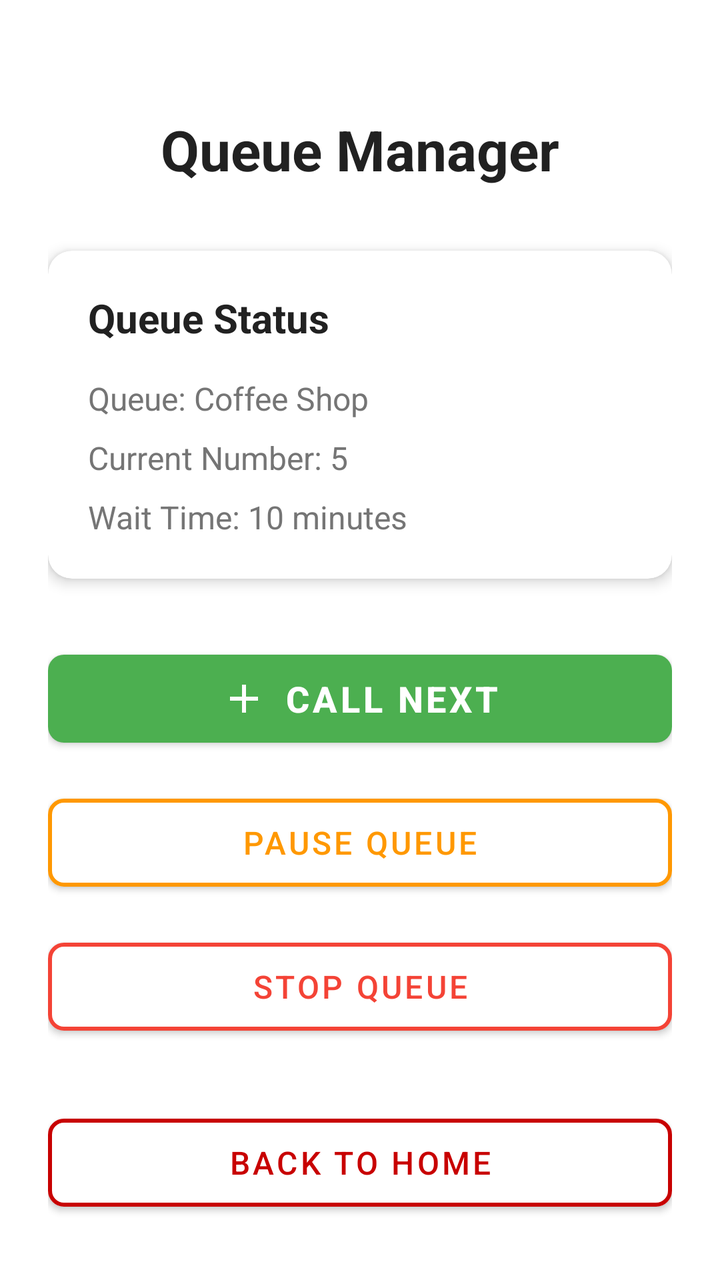
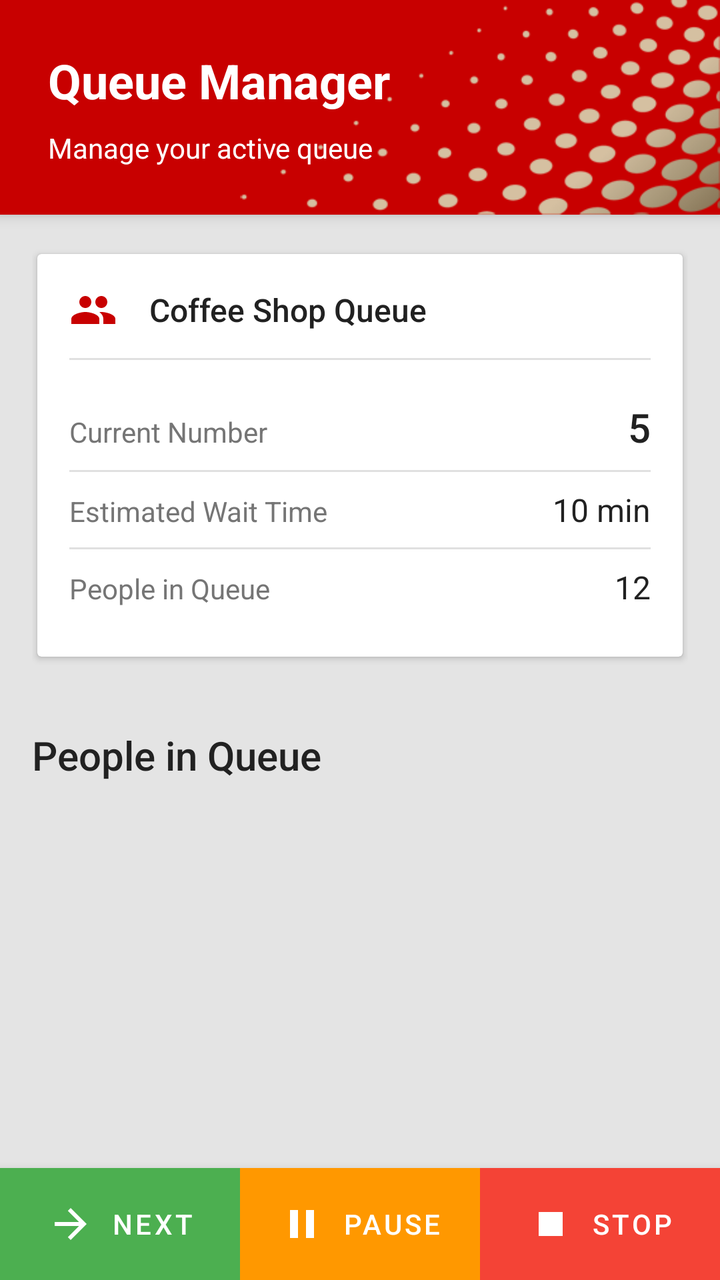

Two renders of the same Android screen: before a commit and after it. Below are the layout's source before the change and the commit's diff.
<!-- AndroidManifest.xml: application theme Theme.VQueue -->
<!-- res/layout/fragment_queue_manager.xml -->
<?xml version="1.0" encoding="utf-8"?>
<androidx.core.widget.NestedScrollView xmlns:android="http://schemas.android.com/apk/res/android"
    xmlns:app="http://schemas.android.com/apk/res-auto"
    android:layout_width="match_parent"
    android:layout_height="match_parent"
    android:background="@color/background_primary"
    android:fillViewport="true">

    <androidx.constraintlayout.widget.ConstraintLayout
        android:layout_width="match_parent"
        android:layout_height="wrap_content"
        android:padding="24dp">

        
        <TextView
            android:id="@+id/headerText"
            android:layout_width="0dp"
            android:layout_height="wrap_content"
            android:text="Queue Manager"
            android:textSize="28sp"
            android:textStyle="bold"
            android:textColor="@color/text_primary"
            android:gravity="center"
            android:layout_marginTop="32dp"
            app:layout_constraintTop_toTopOf="parent"
            app:layout_constraintStart_toStartOf="parent"
            app:layout_constraintEnd_toEndOf="parent" />

        
        <com.google.android.material.card.MaterialCardView
            android:id="@+id/queueInfoCard"
            android:layout_width="0dp"
            android:layout_height="wrap_content"
            android:layout_marginTop="32dp"
            app:cardCornerRadius="12dp"
            app:cardElevation="4dp"
            app:cardBackgroundColor="@color/surface"
            app:layout_constraintTop_toBottomOf="@id/headerText"
            app:layout_constraintStart_toStartOf="parent"
            app:layout_constraintEnd_toEndOf="parent">

            <LinearLayout
                android:layout_width="match_parent"
                android:layout_height="wrap_content"
                android:orientation="vertical"
                android:padding="20dp">

                <TextView
                    android:layout_width="wrap_content"
                    android:layout_height="wrap_content"
                    android:text="Queue Status"
                    android:textSize="20sp"
                    android:textStyle="bold"
                    android:textColor="@color/text_primary"
                    android:layout_marginBottom="16dp" />

                <TextView
                    android:id="@+id/queueNameText"
                    android:layout_width="wrap_content"
                    android:layout_height="wrap_content"
                    android:text="Queue: Coffee Shop"
                    android:textSize="16sp"
                    android:textColor="@color/text_secondary"
                    android:layout_marginBottom="8dp" />

                <TextView
                    android:id="@+id/currentNumberText"
                    android:layout_width="wrap_content"
                    android:layout_height="wrap_content"
                    android:text="Current Number: 5"
                    android:textSize="16sp"
                    android:textColor="@color/text_secondary"
                    android:layout_marginBottom="8dp" />

                <TextView
                    android:id="@+id/waitTimeText"
                    android:layout_width="wrap_content"
                    android:layout_height="wrap_content"
                    android:text="Wait Time: 10 minutes"
                    android:textSize="16sp"
                    android:textColor="@color/text_secondary" />

            </LinearLayout>

        </com.google.android.material.card.MaterialCardView>

        
        <com.google.android.material.button.MaterialButton
            android:id="@+id/nextButton"
            android:layout_width="0dp"
            android:layout_height="56dp"
            android:layout_marginTop="32dp"
            android:text="Call Next"
            android:textSize="18sp"
            android:textStyle="bold"
            app:backgroundTint="@color/success"
            app:cornerRadius="8dp"
            app:icon="@drawable/ic_add"
            app:iconGravity="textStart"
            app:layout_constraintTop_toBottomOf="@id/queueInfoCard"
            app:layout_constraintStart_toStartOf="parent"
            app:layout_constraintEnd_toEndOf="parent" />

        <com.google.android.material.button.MaterialButton
            android:id="@+id/pauseButton"
            android:layout_width="0dp"
            android:layout_height="56dp"
            android:layout_marginTop="16dp"
            android:text="Pause Queue"
            android:textSize="16sp"
            android:textColor="@color/warning"
            app:backgroundTint="@color/white"
            app:cornerRadius="8dp"
            app:strokeColor="@color/warning"
            app:strokeWidth="2dp"
            app:layout_constraintTop_toBottomOf="@id/nextButton"
            app:layout_constraintStart_toStartOf="parent"
            app:layout_constraintEnd_toEndOf="parent" />

        <com.google.android.material.button.MaterialButton
            android:id="@+id/stopButton"
            android:layout_width="0dp"
            android:layout_height="56dp"
            android:layout_marginTop="16dp"
            android:text="Stop Queue"
            android:textSize="16sp"
            android:textColor="@color/error"
            app:backgroundTint="@color/white"
            app:cornerRadius="8dp"
            app:strokeColor="@color/error"
            app:strokeWidth="2dp"
            app:layout_constraintTop_toBottomOf="@id/pauseButton"
            app:layout_constraintStart_toStartOf="parent"
            app:layout_constraintEnd_toEndOf="parent" />

        
        <com.google.android.material.button.MaterialButton
            android:id="@+id/backButton"
            android:layout_width="0dp"
            android:layout_height="56dp"
            android:layout_marginTop="32dp"
            android:text="Back to Home"
            android:textSize="16sp"
            android:textColor="@color/primary"
            app:backgroundTint="@color/white"
            app:cornerRadius="8dp"
            app:strokeColor="@color/primary"
            app:strokeWidth="2dp"
            app:layout_constraintTop_toBottomOf="@id/stopButton"
            app:layout_constraintStart_toStartOf="parent"
            app:layout_constraintEnd_toEndOf="parent" />

    </androidx.constraintlayout.widget.ConstraintLayout>

</androidx.core.widget.NestedScrollView>
<!-- resources referenced by this layout -->
<resources>
  <color name="background_primary">#FFFFFF</color>
  <color name="error">#FFF44336</color>
  <color name="primary">#C80000</color>
  <color name="success">#FF4CAF50</color>
  <color name="surface">#FFFFFFFF</color>
  <color name="text_primary">#FF212121</color>
  <color name="text_secondary">#FF757575</color>
  <color name="warning">#FFFF9800</color>
  <color name="white">#FFFFFFFF</color>
  <!-- drawable ic_add (drawable) -->
  <?xml version="1.0" encoding="utf-8"?>
  <vector xmlns:android="http://schemas.android.com/apk/res/android"
      android:width="24dp"
      android:height="24dp"
      android:viewportWidth="24"
      android:viewportHeight="24">
      <path
          android:fillColor="#FFFFFFFF"
          android:pathData="M19,13h-6v6h-2v-6H5v-2h6V5h2v6h6v2z"/>
  </vector>
  <style name="Theme.VQueue" parent="Theme.MaterialComponents.DayNight.DarkActionBar">
          <item name="windowActionBar">false</item>
          <item name="windowNoTitle">true</item>
          
          <item name="colorPrimary">@color/primary</item>
          <item name="colorPrimaryVariant">@color/primary_dark</item>
          <item name="colorOnPrimary">@color/text_on_primary</item>
          <item name="android:textColorSecondary">@color/text_on_primary</item>
  
          <item name="colorSecondary">@color/accent</item>
          <item name="colorOnSecondary">@color/text_on_primary</item>
  
          
          <item name="android:colorBackground">@color/background_primary</item>
          <item name="colorSurface">@color/surface</item>
          <item name="colorOnSurface">@color/text_primary</item>
  
          
          <item name="android:statusBarColor">@color/primary</item>
  
          <item name="cornerFamily">rounded</item>
          <item name="cornerSize">16dp</item>
      </style>
  <color name="primary_dark">#BB0000</color>
  <color name="text_on_primary">#FFFFFFFF</color>
  <color name="accent">#FF03DAC5</color>
</resources>

<!-- the commit's change to res/layout/fragment_queue_manager.xml (unified diff, before → after) -->
@@ -1,155 +1,350 @@
 <?xml version="1.0" encoding="utf-8"?>
-<androidx.core.widget.NestedScrollView xmlns:android="http://schemas.android.com/apk/res/android"
+<androidx.constraintlayout.widget.ConstraintLayout xmlns:android="http://schemas.android.com/apk/res/android"
     xmlns:app="http://schemas.android.com/apk/res-auto"
     android:layout_width="match_parent"
     android:layout_height="match_parent"
-    android:background="@color/background_primary"
-    android:fillViewport="true">
-
+    android:background="@color/background">
+
+    
     <androidx.constraintlayout.widget.ConstraintLayout
+        android:id="@+id/headerSection"
         android:layout_width="match_parent"
         android:layout_height="wrap_content"
-        android:padding="24dp">
-
-        
+        android:background="@drawable/bg"
+        android:padding="@dimen/padding_large"
+        android:elevation="4dp"
+        android:orientation="vertical"
+        app:layout_constraintTop_toTopOf="parent"
+        app:layout_constraintStart_toStartOf="parent"
+        app:layout_constraintEnd_toEndOf="parent"
+        app:layout_constraintHeight_percent="0.18">
+
         <TextView
             android:id="@+id/headerText"
-            android:layout_width="0dp"
+            android:layout_width="wrap_content"
             android:layout_height="wrap_content"
             android:text="Queue Manager"
-            android:textSize="28sp"
+            android:textColor="@color/on_primary"
+            android:textSize="@dimen/text_size_header"
             android:textStyle="bold"
-            android:textColor="@color/text_primary"
-            android:gravity="center"
-            android:layout_marginTop="32dp"
-            app:layout_constraintTop_toTopOf="parent"
             app:layout_constraintStart_toStartOf="parent"
-            app:layout_constraintEnd_toEndOf="parent" />
+            app:layout_constraintTop_toTopOf="parent" />
+
+        <TextView
+            android:id="@+id/statusText"
+            android:layout_width="wrap_content"
+            android:layout_height="wrap_content"
+            android:layout_marginTop="@dimen/margin_small"
+            android:text="Manage your active queue"
+            android:textColor="@color/on_primary"
+            android:textSize="@dimen/text_size_body"
+            app:layout_constraintStart_toStartOf="parent"
+            app:layout_constraintTop_toBottomOf="@id/headerText" />
+
+    </androidx.constraintlayout.widget.ConstraintLayout>
+    
+    <androidx.core.widget.NestedScrollView
+        android:layout_width="match_parent"
+        android:layout_height="0dp"
+        android:fillViewport="true"
+        app:layout_constraintTop_toBottomOf="@id/headerSection"
+        app:layout_constraintBottom_toBottomOf="parent"
+        app:layout_constraintStart_toStartOf="parent"
+        app:layout_constraintEnd_toEndOf="parent"   >
+
+
+
+        <LinearLayout
+            android:layout_width="match_parent"
+            android:layout_height="wrap_content"
+            android:orientation="vertical">
+
+            <LinearLayout
+                android:layout_width="match_parent"
+                android:layout_height="wrap_content"
+                android:orientation="vertical"
+                android:padding="@dimen/padding_medium">
+
+
+
+            
+            <com.google.android.material.card.MaterialCardView
+                android:id="@+id/queueInfoCard"
+                android:layout_width="match_parent"
+                android:layout_height="wrap_content"
+                android:layout_marginBottom="@dimen/margin_medium"
+                app:cardCornerRadius="2dp"
+                app:cardElevation="2dp"
+                app:cardBackgroundColor="@color/surface"
+                app:cardUseCompatPadding="true">
+
+                <LinearLayout
+                    android:layout_width="match_parent"
+                    android:layout_height="wrap_content"
+                    android:orientation="vertical"
+                    android:padding="@dimen/padding_medium">
+
+                    
+                    <LinearLayout
+                        android:layout_width="match_parent"
+                        android:layout_height="wrap_content"
+                        android:orientation="horizontal"
+                        android:gravity="center_vertical"
+                        android:paddingBottom="12dp">
+
+                        <ImageView
+                            android:layout_width="24dp"
+                            android:layout_height="24dp"
+                            android:src="@drawable/ic_queue"
+                            android:tint="@color/primary"
+                            android:contentDescription="Queue icon" />
+
+                        <TextView
+                            android:id="@+id/queueNameText"
+                            android:layout_width="0dp"
+                            android:layout_height="wrap_content"
+                            android:layout_weight="1"
+                            android:layout_marginStart="@dimen/margin_medium"
+                            android:text="Coffee Shop Queue"
+                            android:textSize="@dimen/text_size_medium"
+                            android:textColor="@color/text_primary"
+                            android:fontFamily="sans-serif-medium" />
+
+                    </LinearLayout>
+
+                    
+                    <View
+                        android:layout_width="match_parent"
+                        android:layout_height="1dp"
+                        android:background="@color/divider"
+                        android:layout_marginBottom="12dp" />
+
+                    
+                    <LinearLayout
+                        android:layout_width="match_parent"
+                        android:layout_height="wrap_content"
+                        android:orientation="horizontal"
+                        android:paddingVertical="@dimen/padding_small">
+
+                        <TextView
+                            android:layout_width="0dp"
+                            android:layout_height="wrap_content"
+                            android:layout_weight="1"
+                            android:text="Current Number"
+                            android:textSize="@dimen/text_size_body"
+                            android:textColor="@color/text_secondary"
+                            android:fontFamily="sans-serif" />
+
+                        <TextView
+                            android:id="@+id/currentNumberText"
+                            android:layout_width="wrap_content"
+                            android:layout_height="wrap_content"
+                            android:text="5"
+                            android:textSize="@dimen/text_size_title"
+                            android:textColor="@color/text_primary"
+                            android:fontFamily="sans-serif-medium" />
+
+                    </LinearLayout>
+
+                    
+                    <View
+                        android:layout_width="match_parent"
+                        android:layout_height="1dp"
+                        android:background="@color/divider" />
+
+                    
+                    <LinearLayout
+                        android:layout_width="match_parent"
+                        android:layout_height="wrap_content"
+                        android:orientation="horizontal"
+                        android:paddingVertical="@dimen/padding_small">
+
+                        <TextView
+                            android:layout_width="0dp"
+                            android:layout_height="wrap_content"
+                            android:layout_weight="1"
+                            android:text="Estimated Wait Time"
+                            android:textSize="@dimen/text_size_body"
+                            android:textColor="@color/text_secondary"
+                            android:fontFamily="sans-serif" />
+
+                        <TextView
+                            android:id="@+id/waitTimeText"
+                            android:layout_width="wrap_content"
+                            android:layout_height="wrap_content"
+                            android:text="10 min"
+                            android:textSize="@dimen/text_size_medium"
+                            android:textColor="@color/text_primary"
+                            android:fontFamily="sans-serif" />
+
+                    </LinearLayout>
+
+                    
+                    <View
+                        android:layout_width="match_parent"
+                        android:layout_height="1dp"
+                        android:background="@color/divider" />
+
+                    
+                    <LinearLayout
+                        android:layout_width="match_parent"
+                        android:layout_height="wrap_content"
+                        android:orientation="horizontal"
+                        android:paddingVertical="@dimen/padding_small">
+
+                        <TextView
+                            android:layout_width="0dp"
+                            android:layout_height="wrap_content"
+                            android:layout_weight="1"
+                            android:text="People in Queue"
+                            android:textSize="@dimen/text_size_body"
+                            android:textColor="@color/text_secondary"
+                            android:fontFamily="sans-serif" />
+
+                        <TextView
+                            android:id="@+id/queueSizeText"
+                            android:layout_width="wrap_content"
+                            android:layout_height="wrap_content"
+                            android:text="12"
+                            android:textSize="@dimen/text_size_medium"
+                            android:textColor="@color/text_primary"
+                            android:fontFamily="sans-serif" />
+
+                    </LinearLayout>
+
+                </LinearLayout>
+
+            </com.google.android.material.card.MaterialCardView>
+
+
+
+        </LinearLayout>
 
         
-        <com.google.android.material.card.MaterialCardView
-            android:id="@+id/queueInfoCard"
-            android:layout_width="0dp"
+        <LinearLayout
+            android:layout_width="match_parent"
             android:layout_height="wrap_content"
-            android:layout_marginTop="32dp"
-            app:cardCornerRadius="12dp"
-            app:cardElevation="4dp"
-            app:cardBackgroundColor="@color/surface"
-            app:layout_constraintTop_toBottomOf="@id/headerText"
-            app:layout_constraintStart_toStartOf="parent"
-            app:layout_constraintEnd_toEndOf="parent">
-
-            <LinearLayout
-                android:layout_width="match_parent"
-                android:layout_height="wrap_content"
-                android:orientation="vertical"
-                android:padding="20dp">
-
-                <TextView
-                    android:layout_width="wrap_content"
-                    android:layout_height="wrap_content"
-                    android:text="Queue Status"
-                    android:textSize="20sp"
-                    android:textStyle="bold"
-                    android:textColor="@color/text_primary"
-                    android:layout_marginBottom="16dp" />
-
-                <TextView
-                    android:id="@+id/queueNameText"
-                    android:layout_width="wrap_content"
-                    android:layout_height="wrap_content"
-                    android:text="Queue: Coffee Shop"
-                    android:textSize="16sp"
-                    android:textColor="@color/text_secondary"
-                    android:layout_marginBottom="8dp" />
-
-                <TextView
-                    android:id="@+id/currentNumberText"
-                    android:layout_width="wrap_content"
-                    android:layout_height="wrap_content"
-                    android:text="Current Number: 5"
-                    android:textSize="16sp"
-                    android:textColor="@color/text_secondary"
-                    android:layout_marginBottom="8dp" />
-
-                <TextView
-                    android:id="@+id/waitTimeText"
-                    android:layout_width="wrap_content"
-                    android:layout_height="wrap_content"
-                    android:text="Wait Time: 10 minutes"
-                    android:textSize="16sp"
-                    android:textColor="@color/text_secondary" />
+            android:orientation="vertical"
+            android:paddingStart="@dimen/padding_medium"
+            android:paddingEnd="@dimen/padding_medium"
+            android:paddingBottom="@dimen/bottom_bar_height">
+
+            <TextView
+                android:layout_width="match_parent"
+                android:layout_height="wrap_content"
+                android:text="People in Queue"
+                android:textSize="@dimen/text_size_title"
+                android:textColor="@color/text_primary"
+                android:fontFamily="sans-serif-medium"
+                android:paddingBottom="@dimen/padding_small" />
+
+            <androidx.recyclerview.widget.RecyclerView
+                android:id="@+id/waitersRecyclerView"
+                android:layout_width="match_parent"
+                android:layout_height="wrap_content"
+                android:nestedScrollingEnabled="false" />
+
+            <TextView
+                android:id="@+id/emptyStateText"
+                android:layout_width="match_parent"
+                android:layout_height="wrap_content"
+                android:text="No one is currently in the queue."
+                android:textSize="@dimen/text_size_body"
+                android:textColor="@color/text_secondary"
+                android:gravity="center"
+                android:padding="@dimen/padding_medium"
+                android:visibility="gone" />
 
             </LinearLayout>
 
-        </com.google.android.material.card.MaterialCardView>
+        </LinearLayout>
+
+    </androidx.core.widget.NestedScrollView>
+
+    
+    <LinearLayout
+        android:layout_width="match_parent"
+        android:layout_height="@dimen/bottom_bar_height"
+        android:layout_gravity="bottom"
+        android:orientation="horizontal"
+        android:elevation="8dp"
+        android:background="@color/surface"
+        app:layout_constraintBottom_toBottomOf="parent"
+        app:layout_constraintStart_toStartOf="parent"
+        app:layout_constraintEnd_toEndOf="parent">
 
         
         <com.google.android.material.button.MaterialButton
             android:id="@+id/nextButton"
             android:layout_width="0dp"
-            android:layout_height="56dp"
-            android:layout_marginTop="32dp"
-            android:text="Call Next"
-            android:textSize="18sp"
-            android:textStyle="bold"
-            app:backgroundTint="@color/success"
-            app:cornerRadius="8dp"
-            app:icon="@drawable/ic_add"
+            android:layout_height="match_parent"
+            android:layout_weight="1"
+            android:text="Next"
+            android:textSize="@dimen/text_size_body"
+            android:textColor="@android:color/white"
+            android:fontFamily="sans-serif-medium"
+            android:textAllCaps="true"
+            android:letterSpacing="0.1"
+            android:insetTop="0dp"
+            android:insetBottom="0dp"
+            android:insetLeft="0dp"
+            android:insetRight="0dp"
+            app:cornerRadius="0dp"
+            app:backgroundTint="@color/functional_green"
+            app:rippleColor="@color/functional_green_ripple"
+            app:icon="@drawable/ic_arrow_forward"
+            app:iconTint="@android:color/white"
             app:iconGravity="textStart"
-            app:layout_constraintTop_toBottomOf="@id/queueInfoCard"
-            app:layout_constraintStart_toStartOf="parent"
-            app:layout_constraintEnd_toEndOf="parent" />
-
+            app:iconPadding="8dp" />
+
+        
         <com.google.android.material.button.MaterialButton
             android:id="@+id/pauseButton"
             android:layout_width="0dp"
-            android:layout_height="56dp"
-            android:layout_marginTop="16dp"
-            android:text="Pause Queue"
-            android:textSize="16sp"
-            android:textColor="@color/warning"
-            app:backgroundTint="@color/white"
-            app:cornerRadius="8dp"
-            app:strokeColor="@color/warning"
-            app:strokeWidth="2dp"
-            app:layout_constraintTop_toBottomOf="@id/nextButton"
-            app:layout_constraintStart_toStartOf="parent"
-            app:layout_constraintEnd_toEndOf="parent" />
-
+            android:layout_height="match_parent"
+            android:layout_weight="1"
+            android:text="Pause"
+            android:textSize="@dimen/text_size_body"
+            android:textColor="@android:color/white"
+            android:fontFamily="sans-serif-medium"
+            android:textAllCaps="true"
+            android:letterSpacing="0.1"
+            android:insetTop="0dp"
+            android:insetBottom="0dp"
+            android:insetLeft="0dp"
+            android:insetRight="0dp"
+            app:cornerRadius="0dp"
+            app:backgroundTint="@color/functional_orange"
+            app:rippleColor="@color/functional_orange_ripple"
+            app:icon="@drawable/ic_pause"
+            app:iconTint="@android:color/white"
+            app:iconGravity="textStart"
+            app:iconPadding="8dp" />
+
+        
         <com.google.android.material.button.MaterialButton
             android:id="@+id/stopButton"
             android:layout_width="0dp"
-            android:layout_height="56dp"
-            android:layout_marginTop="16dp"
-            android:text="Stop Queue"
-            android:textSize="16sp"
-            android:textColor="@color/error"
-            app:backgroundTint="@color/white"
-            app:cornerRadius="8dp"
-            app:strokeColor="@color/error"
-            app:strokeWidth="2dp"
-            app:layout_constraintTop_toBottomOf="@id/pauseButton"
-            app:layout_constraintStart_toStartOf="parent"
-            app:layout_constraintEnd_toEndOf="parent" />
-
-        
-        <com.google.android.material.button.MaterialButton
-            android:id="@+id/backButton"
-            android:layout_width="0dp"
-            android:layout_height="56dp"
-            android:layout_marginTop="32dp"
-            android:text="Back to Home"
-            android:textSize="16sp"
-            android:textColor="@color/primary"
-            app:backgroundTint="@color/white"
-            app:cornerRadius="8dp"
-            app:strokeColor="@color/primary"
-            app:strokeWidth="2dp"
-            app:layout_constraintTop_toBottomOf="@id/stopButton"
-            app:layout_constraintStart_toStartOf="parent"
-            app:layout_constraintEnd_toEndOf="parent" />
-
-    </androidx.constraintlayout.widget.ConstraintLayout>
-
-</androidx.core.widget.NestedScrollView>
+            android:layout_height="match_parent"
+            android:layout_weight="1"
+            android:text="Stop"
+            android:textSize="@dimen/text_size_body"
+            android:textColor="@android:color/white"
+            android:fontFamily="sans-serif-medium"
+            android:textAllCaps="true"
+            android:letterSpacing="0.1"
+            android:insetTop="0dp"
+            android:insetBottom="0dp"
+            android:insetLeft="0dp"
+            android:insetRight="0dp"
+            app:cornerRadius="0dp"
+            app:backgroundTint="@color/functional_red"
+            app:rippleColor="@color/functional_red_ripple"
+            app:icon="@drawable/ic_stop"
+            app:iconTint="@android:color/white"
+            app:iconGravity="textStart"
+            app:iconPadding="8dp" />
+
+    </LinearLayout>
+
+</androidx.constraintlayout.widget.ConstraintLayout>
<!-- resource entries referenced after the edit -->
@@ -1,39 +1,100 @@
 <!-- resources referenced by this layout -->
 <resources>
-  <color name="background_primary">#FFFFFF</color>
-  <color name="error">#FFF44336</color>
-  <color name="primary">#C80000</color>
-  <color name="success">#FF4CAF50</color>
-  <color name="surface">#FFFFFFFF</color>
-  <color name="text_primary">#FF212121</color>
-  <color name="text_secondary">#FF757575</color>
-  <color name="warning">#FFFF9800</color>
-  <color name="white">#FFFFFFFF</color>
-  <!-- drawable ic_add (drawable) -->
-  <?xml version="1.0" encoding="utf-8"?>
+  <color name="background">@color/brand_gray_light</color>
+  <color name="divider">@color/brand_gray_medium</color>
+  <color name="functional_green">#4CAF50</color>
+  <color name="functional_green_ripple">#81C784</color>
+  <color name="functional_orange">#FF9800</color>
+  <color name="functional_orange_ripple">#FFB74D</color>
+  <color name="functional_red">#F44336</color>
+  <color name="functional_red_ripple">#E57373</color>
+  <color name="on_primary">@color/brand_white</color>
+  <color name="primary">@color/brand_red</color>
+  <color name="surface">@color/brand_white</color>
+  <color name="text_primary">@color/brand_black</color>
+  <color name="text_secondary">@color/brand_gray_dark</color>
+  <dimen name="bottom_bar_height">56dp</dimen>
+  <dimen name="margin_medium">16dp</dimen>
+  <dimen name="margin_small">8dp</dimen>
+  <dimen name="padding_large">24dp</dimen>
+  <dimen name="padding_medium">16dp</dimen>
+  <dimen name="padding_small">8dp</dimen>
+  <dimen name="text_size_body">14sp</dimen>
+  <dimen name="text_size_header">24sp</dimen>
+  <dimen name="text_size_medium">16sp</dimen>
+  <dimen name="text_size_title">20sp</dimen>
+  <!-- drawable bg (drawable) -->
+  <layer-list xmlns:android="http://schemas.android.com/apk/res/android">
+  
+      
+      <item>
+          <shape android:shape="rectangle">
+              <solid android:color="@color/primary" />
+          </shape>
+      </item>
+  
+      
+      <item
+          android:drawable="@drawable/img"
+          android:gravity="bottom|end"
+          android:width="240dp"
+          android:height="240dp"
+          android:tileMode="disabled" />
+  </layer-list>
+  <!-- drawable ic_arrow_forward (drawable) -->
   <vector xmlns:android="http://schemas.android.com/apk/res/android"
       android:width="24dp"
       android:height="24dp"
-      android:viewportWidth="24"
-      android:viewportHeight="24">
+      android:viewportWidth="24.0"
+      android:viewportHeight="24.0">
       <path
-          android:fillColor="#FFFFFFFF"
-          android:pathData="M19,13h-6v6h-2v-6H5v-2h6V5h2v6h6v2z"/>
+          android:fillColor="#FF000000"
+          android:pathData="M12,4l-1.41,1.41L16.17,11H4v2h12.17l-5.58,5.59L12,20l8,-8z"/>
+  </vector>
+  <!-- drawable ic_pause (drawable) -->
+  <vector xmlns:android="http://schemas.android.com/apk/res/android"
+      android:width="24dp"
+      android:height="24dp"
+      android:viewportWidth="24.0"
+      android:viewportHeight="24.0">
+      <path
+          android:fillColor="#FF000000"
+          android:pathData="M6,19h4V5H6v14zm8,-14v14h4V5h-4z"/>
+  </vector>
+  <!-- drawable ic_queue (drawable) -->
+  <vector xmlns:android="http://schemas.android.com/apk/res/android"
+      android:width="24dp"
+      android:height="24dp"
+      android:viewportWidth="24.0"
+      android:viewportHeight="24.0">
+      <path
+          android:fillColor="#FF000000"
+          android:pathData="M16,11c1.66,0 2.99,-1.34 2.99,-3S17.66,5 16,5c-1.66,0 -3,1.34 -3,3s1.34,3 3,3zm-8,0c1.66,0 2.99,-1.34 2.99,-3S9.66,5 8,5C6.34,5 5,6.34 5,8s1.34,3 3,3zm0,2c-2.33,0 -7,1.17 -7,3.5V19h14v-2.5c0,-2.33 -4.67,-3.5 -7,-3.5zm8,0c-0.29,0 -0.62,0.02 -0.97,0.05 1.16,0.84 1.97,1.97 1.97,3.45V19h6v-2.5c0,-2.33 -4.67,-3.5 -7,-3.5z"/>
+  </vector>
+  <!-- drawable ic_stop (drawable) -->
+  <vector xmlns:android="http://schemas.android.com/apk/res/android"
+      android:width="24dp"
+      android:height="24dp"
+      android:viewportWidth="24.0"
+      android:viewportHeight="24.0">
+      <path
+          android:fillColor="#FF000000"
+          android:pathData="M6,6h12v12H6z"/>
   </vector>
   <style name="Theme.VQueue" parent="Theme.MaterialComponents.DayNight.DarkActionBar">
           <item name="windowActionBar">false</item>
           <item name="windowNoTitle">true</item>
           
           <item name="colorPrimary">@color/primary</item>
-          <item name="colorPrimaryVariant">@color/primary_dark</item>
-          <item name="colorOnPrimary">@color/text_on_primary</item>
-          <item name="android:textColorSecondary">@color/text_on_primary</item>
+          <item name="colorPrimaryVariant">@color/primary_variant</item>
+          <item name="colorOnPrimary">@color/on_primary</item>
+          <item name="android:textColorSecondary">@color/on_primary</item>
   
-          <item name="colorSecondary">@color/accent</item>
-          <item name="colorOnSecondary">@color/text_on_primary</item>
+          <item name="colorSecondary">@color/secondary</item>
+          <item name="colorOnSecondary">@color/on_secondary</item>
   
           
-          <item name="android:colorBackground">@color/background_primary</item>
+          <item name="android:colorBackground">@color/background</item>
           <item name="colorSurface">@color/surface</item>
           <item name="colorOnSurface">@color/text_primary</item>
   
@@ -43,8 +104,15 @@
           <item name="cornerFamily">rounded</item>
           <item name="cornerSize">16dp</item>
       </style>
-  <color name="primary_dark">#BB0000</color>
-  <color name="text_on_primary">#FFFFFFFF</color>
-  <color name="accent">#FF03DAC5</color>
+  <color name="brand_gray_light">#E4E4E4</color>
+  <color name="brand_gray_medium">#E0E0E0</color>
+  <color name="brand_white">#FFFFFF</color>
+  <color name="brand_red">#C80000</color>
+  <color name="brand_black">#212121</color>
+  <color name="brand_gray_dark">#757575</color>
+  <!-- drawable img: png bitmap (drawable, 26923 bytes) -->
+  <color name="primary_variant">@color/brand_red</color>
+  <color name="secondary">@color/brand_black</color>
+  <color name="on_secondary">@color/brand_white</color>
 </resources>
 
